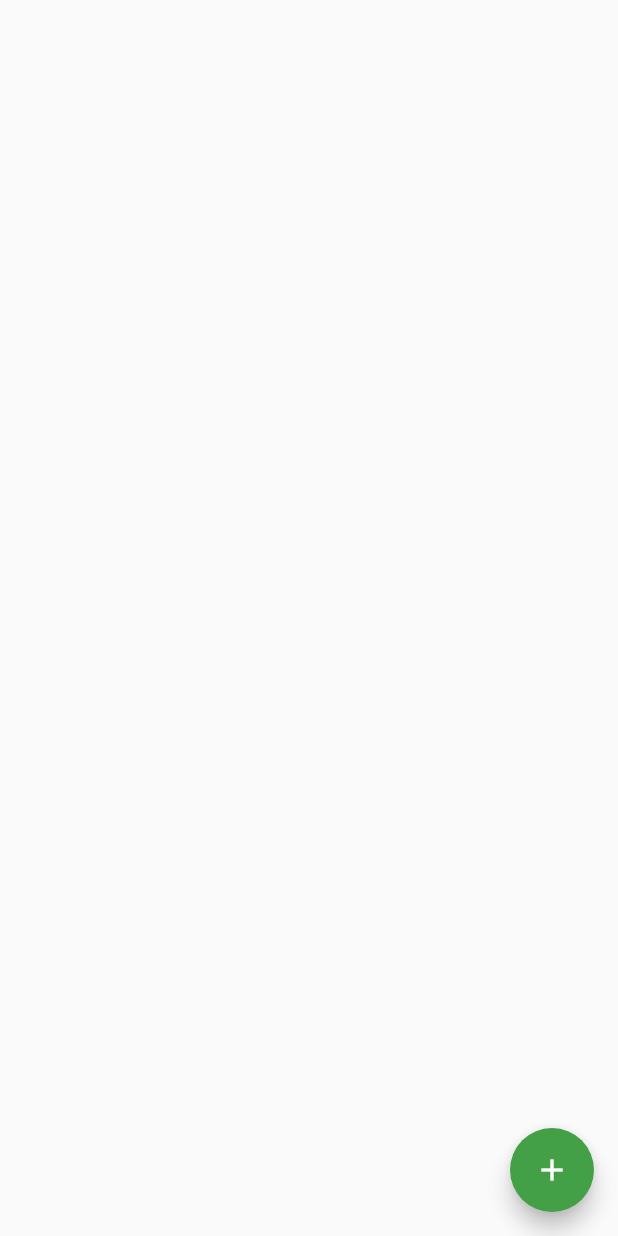
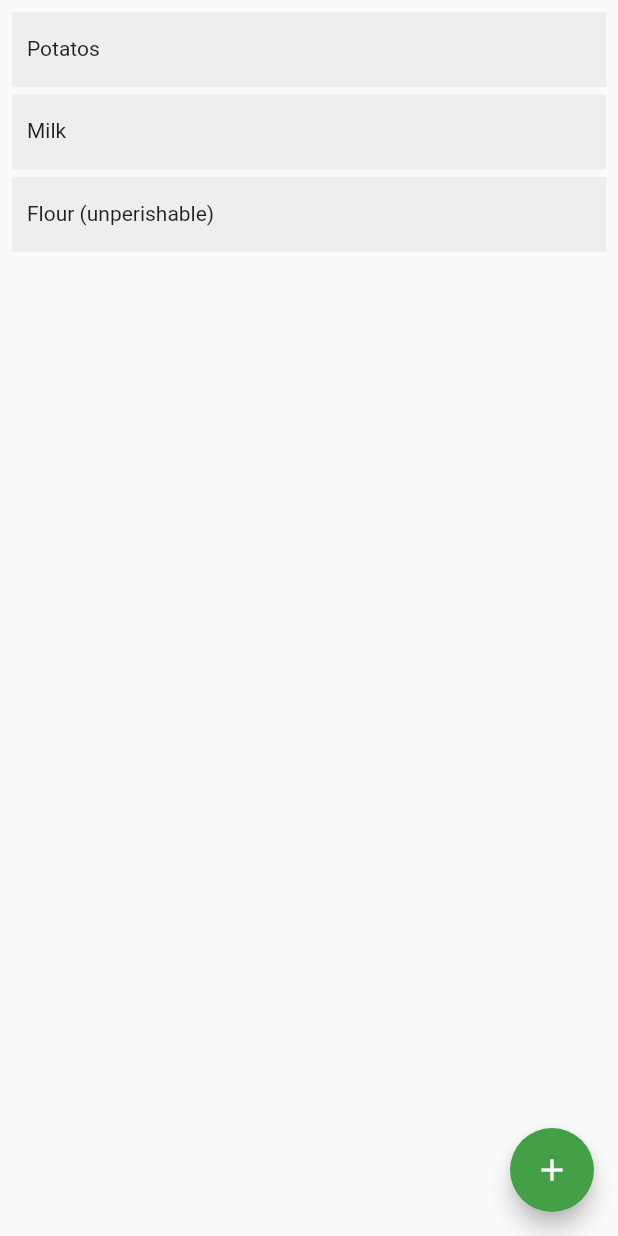
Before and after one commit to AgrawalTrisha/EcoShopping, a Flutter app: the Fridge screen opened directly, on a phone screen of 412 x 824 dp. Run offline on Flutter 3.47's test engine with Material 2 defaults, Android fonts, the light colour scheme and no system bars; our stand-ins replace google_fonts.

Commit message:
Edited some data

```diff
--- a/lib/pages/fridge.dart
+++ b/lib/pages/fridge.dart
@@ -8,7 +8,7 @@ class Fridge extends StatefulWidget {
 }
 
 class _FridgeState extends State<Fridge> {
-  List<Food> fridge = new List<Food>();
+  List<Food> fridge = [new Food("Potatos", 14), new Food("Milk", 15), new Food("Flour (unperishable)", 16)];
   @override
   Widget build(BuildContext context) {
     return Scaffold(
@@ -41,7 +41,7 @@ class _FridgeState extends State<Fridge> {
             child: Padding(
               padding: EdgeInsets.fromLTRB(10, 16, 10, 0),
               child: Text(
-                'Food item: ${fridge[index].name}',
+                fridge[index].name,
                 textAlign: TextAlign.left,
               ),
             ),
```
